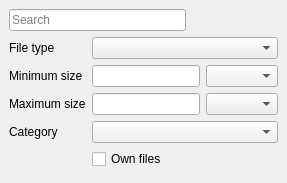
First picture: the form in application/GUI/Search/SearchDock.ui, repository Ummon/D-LAN, before the edit.
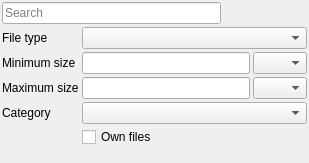
Second picture: the form after the edit. Icons and pictures are not drawn.

The edit to the form file:
```diff
--- a/application/GUI/Search/SearchDock.ui
+++ b/application/GUI/Search/SearchDock.ui
@@ -2,18 +2,20 @@
 <ui version="4.0">
  <class>SearchDock</class>
  <widget class="QDockWidget" name="SearchDock">
+  <property name="geometry">
+   <rect>
+    <x>0</x>
+    <y>0</y>
+    <width>309</width>
+    <height>163</height>
+   </rect>
+  </property>
   <property name="sizePolicy">
    <sizepolicy hsizetype="Preferred" vsizetype="Minimum">
     <horstretch>0</horstretch>
     <verstretch>0</verstretch>
    </sizepolicy>
   </property>
-  <property name="maximumSize">
-   <size>
-    <width>524287</width>
-    <height>183</height>
-   </size>
-  </property>
   <property name="features">
    <set>QDockWidget::DockWidgetFloatable|QDockWidget::DockWidgetMovable|QDockWidget::DockWidgetVerticalTitleBar</set>
   </property>
@@ -22,8 +24,77 @@
   </property>
   <widget class="QWidget" name="dockWidgetContents">
    <layout class="QVBoxLayout" name="verticalLayout">
+    <property name="spacing">
+     <number>3</number>
+    </property>
+    <property name="margin">
+     <number>2</number>
+    </property>
     <item>
-     <layout class="QGridLayout" name="gridLayout">
+     <layout class="QHBoxLayout" name="laySearch">
+      <item>
+       <widget class="QLineEdit" name="txtSearch">
+        <property name="sizePolicy">
+         <sizepolicy hsizetype="Expanding" vsizetype="Fixed">
+          <horstretch>0</horstretch>
+          <verstretch>0</verstretch>
+         </sizepolicy>
+        </property>
+        <property name="minimumSize">
+         <size>
+          <width>30</width>
+          <height>0</height>
+         </size>
+        </property>
+        <property name="placeholderText">
+         <string>Search</string>
+        </property>
+       </widget>
+      </item>
+      <item>
+       <widget class="QPushButton" name="butSearch">
+        <property name="sizePolicy">
+         <sizepolicy hsizetype="Minimum" vsizetype="Fixed">
+          <horstretch>0</horstretch>
+          <verstretch>0</verstretch>
+         </sizepolicy>
+        </property>
+        <property name="toolTip">
+         <string>Search among other peers &lt;ENTER&gt;</string>
+        </property>
+        <property name="text">
+         <string/>
+        </property>
+        <property name="icon">
+         <iconset resource="../ressources.qrc">
+          <normaloff>:/icons/ressources/zoom.png</normaloff>:/icons/ressources/zoom.png</iconset>
+        </property>
+        <property name="flat">
+         <bool>true</bool>
+        </property>
+       </widget>
+      </item>
+      <item>
+       <widget class="QPushButton" name="butMoreOptions">
+        <property name="toolTip">
+         <string>Search among my own files &lt;SHIFT-ENTER&gt;</string>
+        </property>
+        <property name="text">
+         <string/>
+        </property>
+        <property name="icon">
+         <iconset resource="../ressources.qrc">
+          <normaloff>:/icons/ressources/plus.png</normaloff>:/icons/ressources/plus.png</iconset>
+        </property>
+        <property name="flat">
+         <bool>true</bool>
+        </property>
+       </widget>
+      </item>
+     </layout>
+    </item>
+    <item>
+     <layout class="QGridLayout" name="layOptions">
       <property name="sizeConstraint">
        <enum>QLayout::SetMinimumSize</enum>
       </property>
@@ -69,83 +140,49 @@
        <widget class="QComboBox" name="cmbFileType"/>
       </item>
       <item row="2" column="2">
-       <layout class="QHBoxLayout" name="horizontalLayout_2">
+       <layout class="QHBoxLayout" name="layMinSize">
         <item>
          <widget class="QLineEdit" name="txtMinSize"/>
         </item>
         <item>
-         <widget class="QComboBox" name="cmbMinSize"/>
+         <widget class="QComboBox" name="cmbMinSize">
+          <property name="sizePolicy">
+           <sizepolicy hsizetype="Fixed" vsizetype="Fixed">
+            <horstretch>0</horstretch>
+            <verstretch>0</verstretch>
+           </sizepolicy>
+          </property>
+          <property name="sizeAdjustPolicy">
+           <enum>QComboBox::AdjustToMinimumContentsLength</enum>
+          </property>
+          <property name="minimumContentsLength">
+           <number>3</number>
+          </property>
+         </widget>
         </item>
        </layout>
       </item>
       <item row="3" column="2">
-       <layout class="QHBoxLayout" name="horizontalLayout_3">
+       <layout class="QHBoxLayout" name="layMaxSize">
         <item>
          <widget class="QLineEdit" name="txtMaxSize"/>
         </item>
         <item>
-         <widget class="QComboBox" name="cmbMaxSize"/>
-        </item>
-       </layout>
-      </item>
-      <item row="0" column="1" colspan="2">
-       <layout class="QHBoxLayout" name="horizontalLayout">
-        <item>
-         <widget class="QLineEdit" name="txtSearch">
+         <widget class="QComboBox" name="cmbMaxSize">
           <property name="sizePolicy">
-           <sizepolicy hsizetype="Expanding" vsizetype="Fixed">
+           <sizepolicy hsizetype="Fixed" vsizetype="Fixed">
             <horstretch>0</horstretch>
             <verstretch>0</verstretch>
            </sizepolicy>
           </property>
-          <property name="minimumSize">
-           <size>
-            <width>30</width>
-            <height>0</height>
-           </size>
+          <property name="editable">
+           <bool>false</bool>
           </property>
-          <property name="placeholderText">
-           <string>Search</string>
+          <property name="sizeAdjustPolicy">
+           <enum>QComboBox::AdjustToMinimumContentsLength</enum>
           </property>
-         </widget>
-        </item>
-        <item>
-         <widget class="QPushButton" name="butSearch">
-          <property name="sizePolicy">
-           <sizepolicy hsizetype="Minimum" vsizetype="Fixed">
-            <horstretch>0</horstretch>
-            <verstretch>0</verstretch>
-           </sizepolicy>
-          </property>
-          <property name="toolTip">
-           <string>Search among other peers &lt;ENTER&gt;</string>
-          </property>
-          <property name="text">
-           <string/>
-          </property>
-          <property name="icon">
-           <iconset resource="../ressources.qrc">
-            <normaloff>:/icons/ressources/zoom.png</normaloff>:/icons/ressources/zoom.png</iconset>
-          </property>
-          <property name="flat">
-           <bool>true</bool>
-          </property>
-         </widget>
-        </item>
-        <item>
-         <widget class="QPushButton" name="butMoreOptions">
-          <property name="toolTip">
-           <string>Search among my own files &lt;SHIFT-ENTER&gt;</string>
-          </property>
-          <property name="text">
-           <string/>
-          </property>
-          <property name="icon">
-           <iconset resource="../ressources.qrc">
-            <normaloff>:/icons/ressources/plus.png</normaloff>:/icons/ressources/plus.png</iconset>
-          </property>
-          <property name="flat">
-           <bool>true</bool>
+          <property name="minimumContentsLength">
+           <number>3</number>
           </property>
          </widget>
         </item>
@@ -158,10 +195,13 @@
       <property name="orientation">
        <enum>Qt::Vertical</enum>
       </property>
+      <property name="sizeType">
+       <enum>QSizePolicy::MinimumExpanding</enum>
+      </property>
       <property name="sizeHint" stdset="0">
        <size>
-        <width>20</width>
-        <height>40</height>
+        <width>0</width>
+        <height>0</height>
        </size>
       </property>
      </spacer>
```
